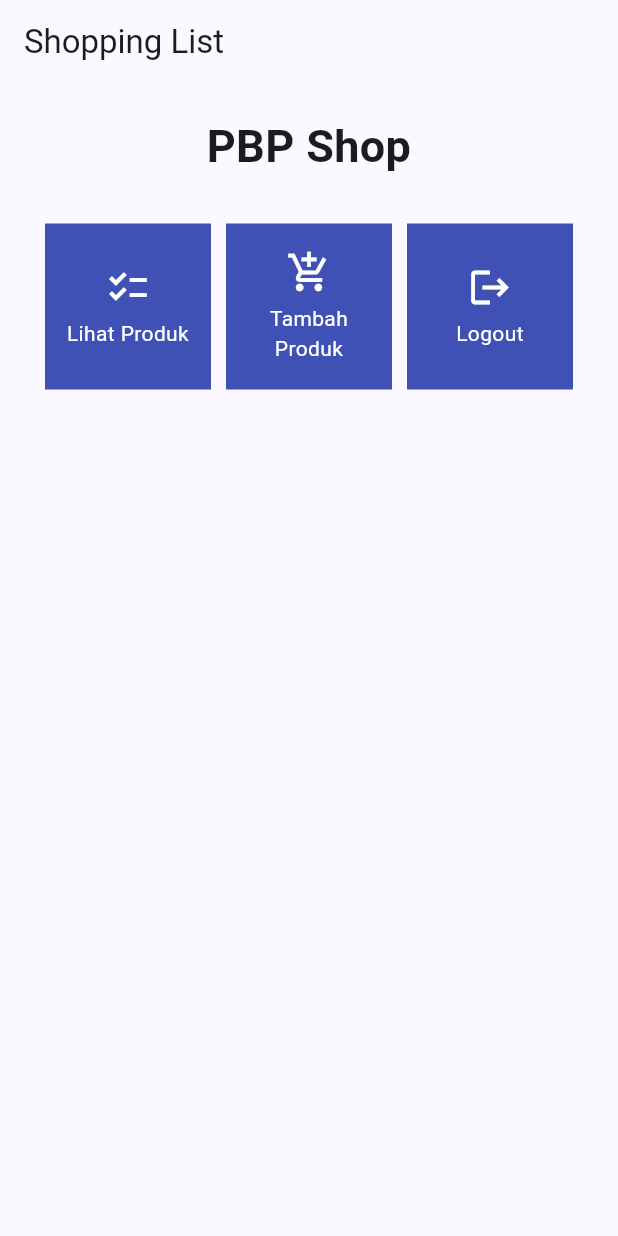
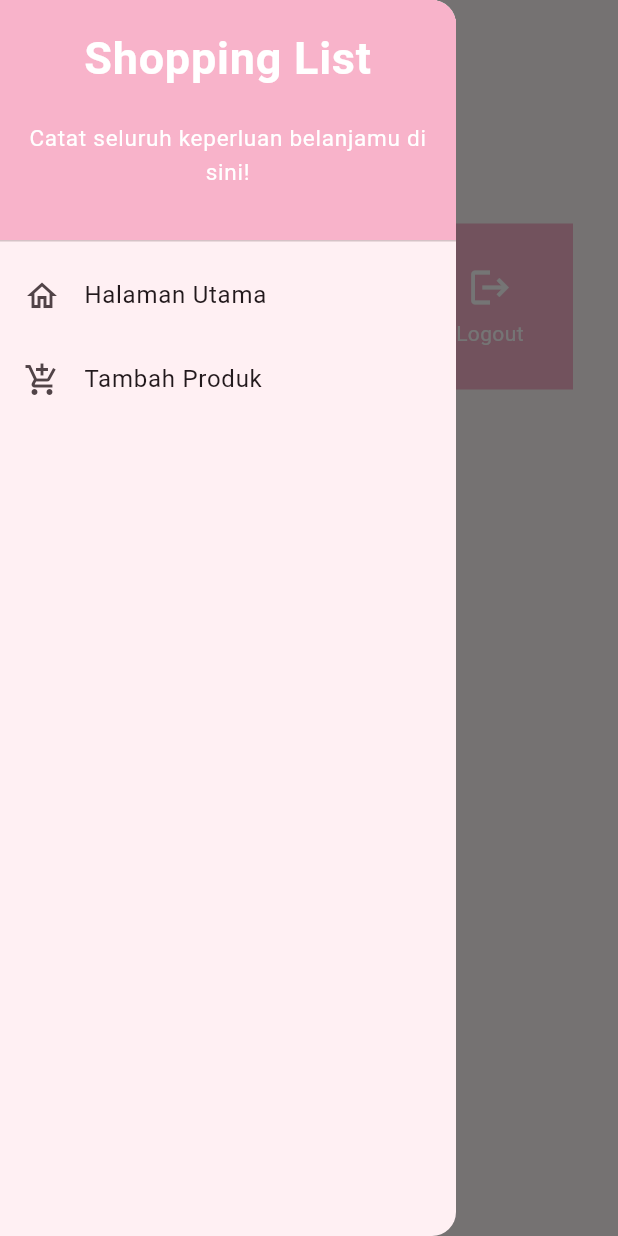
Before and after one commit to rachelzn/shopping-list-mobile, a Flutter app: the screen it shows after launch, with the side drawer open (before the commit the screen has no drawer), on a phone screen of 412 x 824 dp. Run offline on Flutter 3.47's test engine with Material 2 defaults, Android fonts, the phone set to English and light mode, and no system bars.

Commit message:
tutorial 7

```diff
--- a/lib/main.dart
+++ b/lib/main.dart
@@ -1,5 +1,5 @@
 import 'package:flutter/material.dart';
-import 'package:shopping_list/menu.dart';
+import 'package:shopping_list/screens/menu.dart';
 
 void main() {
   runApp(const MyApp());
@@ -12,7 +12,7 @@ class MyApp extends StatelessWidget {
   @override
   Widget build(BuildContext context) {
     return MaterialApp(
-      title: 'Flutter Demo',
+      title: 'Cardboard',
       theme: ThemeData(
         // This is the theme of your application.
         //
@@ -29,7 +29,7 @@ class MyApp extends StatelessWidget {
         //
         // This works for code too, not just values: Most code changes can be
         // tested with just a hot reload.
-        colorScheme: ColorScheme.fromSeed(seedColor: Colors.indigo),
+        colorScheme: ColorScheme.fromSeed(seedColor: Color(0xFFF8B3CA)),
         useMaterial3: true,
       ),
       home: MyHomePage(),
--- a/lib/menu.dart
+++ b/lib/screens/menu.dart
@@ -1,4 +1,6 @@
 import 'package:flutter/material.dart';
+import 'package:shopping_list/widgets/shop_card.dart';
+import 'package:shopping_list/widgets/left_drawer.dart';
 
 class MyHomePage extends StatelessWidget {
   MyHomePage({Key? key}) : super(key: key);
@@ -25,6 +27,7 @@ class MyHomePage extends StatelessWidget {
           'Shopping List',
         ),
       ),
+      drawer: const LeftDrawer(),
       body: SingleChildScrollView(
         // Widget wrapper yang dapat discroll
         child: Padding(
@@ -72,48 +75,3 @@ class ShopItem {
 
   ShopItem(this.name, this.icon);
 }
-
-class ShopCard extends StatelessWidget {
-  final ShopItem item;
-
-  const ShopCard(this.item, {super.key}); // Constructor
-
-  @override
-  Widget build(BuildContext context) {
-    return Material(
-      color: Colors.indigo,
-      child: InkWell(
-        // Area responsive terhadap sentuhan
-        onTap: () {
-          // Memunculkan SnackBar ketika diklik
-          ScaffoldMessenger.of(context)
-            ..hideCurrentSnackBar()
-            ..showSnackBar(SnackBar(
-                content: Text("Kamu telah menekan tombol ${item.name}!")));
-        },
-        child: Container(
-          // Container untuk menyimpan Icon dan Text
-          padding: const EdgeInsets.all(8),
-          child: Center(
-            child: Column(
-              mainAxisAlignment: MainAxisAlignment.center,
-              children: [
-                Icon(
-                  item.icon,
-                  color: Colors.white,
-                  size: 30.0,
-                ),
-                const Padding(padding: EdgeInsets.all(3)),
-                Text(
-                  item.name,
-                  textAlign: TextAlign.center,
-                  style: const TextStyle(color: Colors.white),
-                ),
-              ],
-            ),
-          ),
-        ),
-      ),
-    );
-  }
-}
--- /dev/null
+++ b/lib/widgets/left_drawer.dart
@@ -0,0 +1,71 @@
+// ignore_for_file: prefer_const_literals_to_create_immutables
+
+import 'package:flutter/material.dart';
+import 'package:shopping_list/screens/menu.dart';
+import 'package:shopping_list/screens/shoplist_form.dart';
+
+class LeftDrawer extends StatelessWidget {
+  const LeftDrawer({super.key});
+
+  @override
+  Widget build(BuildContext context) {
+    return Drawer(
+      child: ListView(
+        children: [
+          const DrawerHeader(
+            decoration: BoxDecoration(
+              color: Color(0xFFF8B3CA),
+            ),
+            child: Column(
+              children: [
+                Text(
+                  'Shopping List',
+                  textAlign: TextAlign.center,
+                  style: TextStyle(
+                    fontSize: 30,
+                    fontWeight: FontWeight.bold,
+                    color: Colors.white,
+                  ),
+                ),
+                Padding(padding: EdgeInsets.all(10)),
+                Text(
+                  "Catat seluruh keperluan belanjamu di sini!",
+                  textAlign: TextAlign.center,
+                  style: TextStyle(
+                    fontSize: 15,
+                    fontWeight: FontWeight.normal,
+                    color: Colors.white,
+                  ),
+                ),
+              ],
+            ),
+          ),
+          ListTile(
+            leading: const Icon(Icons.home_outlined),
+            title: const Text('Halaman Utama'),
+            // Bagian redirection ke MyHomePage
+            onTap: () {
+              Navigator.pushReplacement(
+                context,
+                MaterialPageRoute(
+                  builder: (context) => MyHomePage(),
+                ),
+              );
+            },
+          ),
+          ListTile(
+            leading: const Icon(Icons.add_shopping_cart),
+            title: const Text('Tambah Produk'),
+            // Bagian redirection ke ShopFormPage
+            onTap: () {
+              Navigator.pushReplacement(
+                context,
+                MaterialPageRoute(builder: (context) => ShopFormPage()),
+              );
+            },
+          ),
+        ],
+      ),
+    );
+  }
+}
--- /dev/null
+++ b/lib/widgets/shop_card.dart
@@ -0,0 +1,55 @@
+import 'package:flutter/material.dart';
+import 'package:shopping_list/screens/menu.dart';
+import 'package:shopping_list/screens/shoplist_form.dart';
+
+class ShopCard extends StatelessWidget {
+  final ShopItem item;
+
+  const ShopCard(this.item, {super.key}); // Constructor
+
+  @override
+  Widget build(BuildContext context) {
+    return Material(
+      color: Color(0xFFF8B3CA),
+      child: InkWell(
+        // Area responsive terhadap sentuhan
+        onTap: () {
+          // Memunculkan SnackBar ketika diklik
+          ScaffoldMessenger.of(context)
+            ..hideCurrentSnackBar()
+            ..showSnackBar(SnackBar(
+                content: Text("Kamu telah menekan tombol ${item.name}!")));
+          // Navigate ke route yang sesuai (tergantung jenis tombol)
+          if (item.name == "Tambah Produk") {
+            Navigator.pushReplacement(
+              context,
+              MaterialPageRoute(builder: (context) => ShopFormPage()),
+            );
+          }
+        },
+        child: Container(
+          // Container untuk menyimpan Icon dan Text
+          padding: const EdgeInsets.all(8),
+          child: Center(
+            child: Column(
+              mainAxisAlignment: MainAxisAlignment.center,
+              children: [
+                Icon(
+                  item.icon,
+                  color: Colors.white,
+                  size: 30.0,
+                ),
+                const Padding(padding: EdgeInsets.all(3)),
+                Text(
+                  item.name,
+                  textAlign: TextAlign.center,
+                  style: const TextStyle(color: Colors.white),
+                ),
+              ],
+            ),
+          ),
+        ),
+      ),
+    );
+  }
+}
```
Also changed, not shown: lib/screens/shoplist_form.dart (added, +160 -0 lines).
